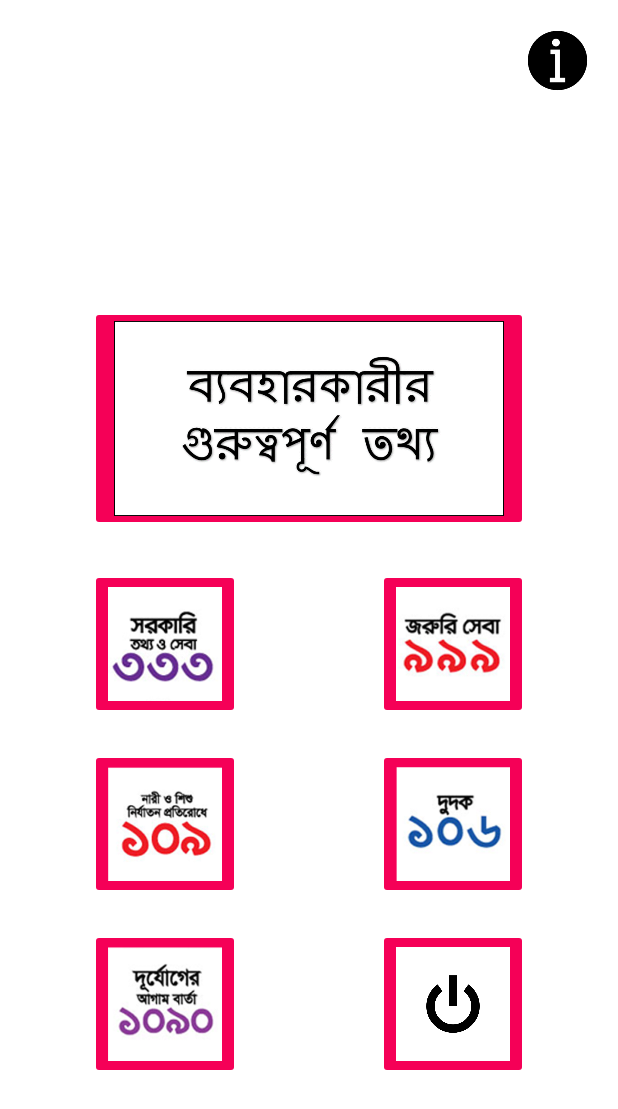
After one commit to pz1971/Emergency-App, an Android app: the layout activity_home_screen.xml on its own in the app's theme, with its tools: preview values and no code run, on a phone screen of 412 x 824 dp. The commit adds this screen. Shown: the top 1109 px of the screen. Run offline under Robolectric (Android 15) with nearby library versions, the phone set to English and light mode, and no system bars.

Commit message:
home page design

```diff
--- a/app/build.gradle
+++ b/app/build.gradle
@@ -26,4 +26,5 @@ dependencies {
     testImplementation 'junit:junit:4.12'
     androidTestImplementation 'androidx.test.ext:junit:1.1.0'
     androidTestImplementation 'androidx.test.espresso:espresso-core:3.1.1'
+    implementation 'androidx.gridlayout:gridlayout:1.0.0'
 }
--- a/app/src/main/AndroidManifest.xml
+++ b/app/src/main/AndroidManifest.xml
@@ -9,6 +9,7 @@
         android:roundIcon="@mipmap/ic_launcher_round"
         android:supportsRtl="true"
         android:theme="@style/AppTheme">
+        <activity android:name=".homeScreen"></activity>
         <activity android:name=".MainActivity">
             <intent-filter>
                 <action android:name="android.intent.action.MAIN" />
--- a/app/src/main/java/com/example/emergencyapp/MainActivity.java
+++ b/app/src/main/java/com/example/emergencyapp/MainActivity.java
@@ -2,7 +2,9 @@ package com.example.emergencyapp;
 
 import androidx.appcompat.app.AppCompatActivity;
 
+import android.content.Intent;
 import android.os.Bundle;
+import android.os.Handler;
 
 public class MainActivity extends AppCompatActivity {
 
@@ -10,5 +12,14 @@ public class MainActivity extends AppCompatActivity {
     protected void onCreate(Bundle savedInstanceState) {
         super.onCreate(savedInstanceState);
         setContentView(R.layout.activity_main);
+
+        Handler handler = new Handler();
+        handler.postDelayed(new Runnable() {
+            public void run() {
+                finish();
+                Intent i3 = new Intent(MainActivity.this, homeScreen.class);
+                startActivity(i3);
+            }
+        }, 2000);   // auto opens home screen after 2 seconds
     }
 }
--- /dev/null
+++ b/app/src/main/java/com/example/emergencyapp/homeScreen.java
@@ -0,0 +1,16 @@
+package com.example.emergencyapp;
+
+import androidx.appcompat.app.AppCompatActivity;
+
+import android.os.Bundle;
+import android.view.View;
+import android.widget.ImageView;
+import android.widget.Toast;
+
+public class homeScreen extends AppCompatActivity {
+    @Override
+    protected void onCreate(Bundle savedInstanceState) {
+        super.onCreate(savedInstanceState);
+        setContentView(R.layout.activity_home_screen);
+    }
+}
--- /dev/null
+++ b/app/src/main/res/layout/activity_home_screen.xml
@@ -0,0 +1,157 @@
+<?xml version="1.0" encoding="utf-8"?>
+<RelativeLayout xmlns:android="http://schemas.android.com/apk/res/android"
+    xmlns:app="http://schemas.android.com/apk/res-auto"
+    xmlns:tools="http://schemas.android.com/tools"
+    android:layout_width="match_parent"
+    android:layout_height="match_parent"
+    android:background="#FFFFFF"
+    tools:context=".homeScreen">
+
+    <RelativeLayout
+        android:layout_width="match_parent"
+        android:layout_height="110dp"
+        android:layout_alignParentStart="true"
+        android:layout_alignParentBottom="true"
+        android:layout_marginStart="0dp"
+        android:layout_marginBottom="340dp"
+        android:orientation="horizontal">
+
+
+        <ImageButton
+            android:id="@+id/icon1"
+            android:layout_width="100dp"
+            android:layout_height="100dp"
+            android:layout_alignParentStart="true"
+            android:layout_alignParentTop="true"
+            android:layout_marginStart="60dp"
+            android:layout_marginTop="5dp"
+            android:backgroundTint="#F50057"
+            android:baselineAligned="false"
+            android:scaleType="fitCenter"
+            app:srcCompat="@drawable/icon1" />
+
+        <ImageButton
+            android:id="@+id/icon2"
+            android:layout_width="100dp"
+            android:layout_height="100dp"
+            android:layout_alignParentTop="true"
+            android:layout_alignParentEnd="true"
+            android:layout_marginTop="5dp"
+            android:layout_marginEnd="60dp"
+            android:backgroundTint="#F50057"
+            android:baselineAligned="false"
+            android:scaleType="fitCenter"
+            app:srcCompat="@drawable/icon2" />
+    </RelativeLayout>
+
+    <RelativeLayout
+        android:layout_width="match_parent"
+        android:layout_height="110dp"
+        android:layout_alignParentStart="true"
+        android:layout_alignParentBottom="true"
+        android:layout_marginStart="0dp"
+        android:layout_marginBottom="220dp"
+        android:orientation="horizontal">
+
+        <ImageButton
+            android:id="@+id/icon3"
+            android:layout_width="100dp"
+            android:layout_height="100dp"
+            android:layout_alignParentStart="true"
+            android:layout_alignParentTop="true"
+            android:layout_marginStart="60dp"
+            android:layout_marginTop="5dp"
+            android:backgroundTint="#F50057"
+            android:baselineAligned="false"
+            android:scaleType="fitCenter"
+            app:srcCompat="@drawable/icon3" />
+
+        <ImageButton
+            android:id="@+id/icon4"
+            android:layout_width="100dp"
+            android:layout_height="100dp"
+            android:layout_alignParentTop="true"
+            android:layout_alignParentEnd="true"
+            android:layout_marginTop="5dp"
+            android:layout_marginEnd="60dp"
+            android:backgroundTint="#F50057"
+            android:baselineAligned="false"
+            android:scaleType="fitCenter"
+            app:srcCompat="@drawable/icon4" />
+
+    </RelativeLayout>
+
+
+    <RelativeLayout
+        android:layout_width="match_parent"
+        android:layout_height="110dp"
+        android:layout_alignParentStart="true"
+        android:layout_alignParentBottom="true"
+        android:layout_marginStart="0dp"
+        android:layout_marginBottom="100dp"
+        android:orientation="horizontal">
+
+        <ImageButton
+            android:id="@+id/icon5"
+            android:layout_width="100dp"
+            android:layout_height="100dp"
+            android:layout_alignParentStart="true"
+            android:layout_alignParentTop="true"
+            android:layout_marginStart="60dp"
+            android:layout_marginTop="5dp"
+            android:backgroundTint="#F50057"
+            android:baselineAligned="false"
+            android:scaleType="fitCenter"
+            app:srcCompat="@drawable/icon5" />
+
+        <ImageButton
+            android:id="@+id/icon6"
+            android:layout_width="100dp"
+            android:layout_height="100dp"
+            android:layout_alignParentTop="true"
+            android:layout_alignParentEnd="true"
+            android:layout_marginTop="5dp"
+            android:layout_marginEnd="60dp"
+            android:backgroundTint="#F50057"
+            android:baselineAligned="false"
+            android:scaleType="fitCenter"
+            app:srcCompat="@drawable/icon6" />
+
+    </RelativeLayout>
+
+    <LinearLayout
+        android:layout_width="match_parent"
+        android:layout_height="150dp"
+        android:layout_alignParentStart="true"
+        android:layout_alignParentBottom="true"
+        android:layout_marginStart="0dp"
+        android:layout_marginBottom="470dp"
+        android:paddingLeft="60dp"
+        android:paddingRight="60dp">
+
+        <ImageButton
+            android:id="@+id/icon0"
+            android:layout_width="wrap_content"
+            android:layout_height="wrap_content"
+            android:layout_gravity="center"
+            android:backgroundTint="#F50057"
+            android:baselineAligned="false"
+            android:scaleType="fitCenter"
+            app:srcCompat="@drawable/icon0" />
+
+    </LinearLayout>
+
+    <ImageButton
+        android:id="@+id/imageButton7"
+        android:layout_width="50dp"
+        android:layout_height="50dp"
+        android:layout_alignParentTop="true"
+        android:layout_alignParentEnd="true"
+        android:layout_marginTop="15dp"
+        android:layout_marginEnd="15dp"
+        android:background="#00FFFFFF"
+        android:scaleType="fitCenter"
+        app:srcCompat="@drawable/icon7" />
+
+
+</RelativeLayout>
--- a/app/src/main/res/layout/activity_main.xml
+++ b/app/src/main/res/layout/activity_main.xml
@@ -1,18 +1,10 @@
 <?xml version="1.0" encoding="utf-8"?>
-<androidx.constraintlayout.widget.ConstraintLayout xmlns:android="http://schemas.android.com/apk/res/android"
+<RelativeLayout xmlns:android="http://schemas.android.com/apk/res/android"
     xmlns:app="http://schemas.android.com/apk/res-auto"
     xmlns:tools="http://schemas.android.com/tools"
     android:layout_width="match_parent"
     android:layout_height="match_parent"
+    android:background="@drawable/loading_screen"
     tools:context=".MainActivity">
 
-    <TextView
-        android:layout_width="wrap_content"
-        android:layout_height="wrap_content"
-        android:text="Hello World!"
-        app:layout_constraintBottom_toBottomOf="parent"
-        app:layout_constraintLeft_toLeftOf="parent"
-        app:layout_constraintRight_toRightOf="parent"
-        app:layout_constraintTop_toTopOf="parent" />
-
-</androidx.constraintlayout.widget.ConstraintLayout>
+</RelativeLayout>
--- a/app/src/main/res/values/styles.xml
+++ b/app/src/main/res/values/styles.xml
@@ -1,7 +1,7 @@
 <resources>
 
     <!-- Base application theme. -->
-    <style name="AppTheme" parent="Theme.AppCompat.Light.DarkActionBar">
+    <style name="AppTheme" parent="Theme.AppCompat.Light.NoActionBar">
         <!-- Customize your theme here. -->
         <item name="colorPrimary">@color/colorPrimary</item>
         <item name="colorPrimaryDark">@color/colorPrimaryDark</item>
--- a/build.gradle
+++ b/build.gradle
@@ -7,7 +7,7 @@ buildscript {
 
     }
     dependencies {
-        classpath 'com.android.tools.build:gradle:3.5.3'
+        classpath 'com.android.tools.build:gradle:3.6.1'
 
         // NOTE: Do not place your application dependencies here; they belong
         // in the individual module build.gradle files
```
Also changed, not shown: app/src/main/res/drawable/icon0.png (added), app/src/main/res/drawable/icon1.png (added), app/src/main/res/drawable/icon2.png (added), app/src/main/res/drawable/icon3.png (added), app/src/main/res/drawable/icon4.png (added), app/src/main/res/drawable/icon5.png (added), app/src/main/res/drawable/icon6.png (added), app/src/main/res/drawable/icon7.png (added), app/src/main/res/drawable/loading_screen.png (added), gradle/wrapper/gradle-wrapper.properties.
